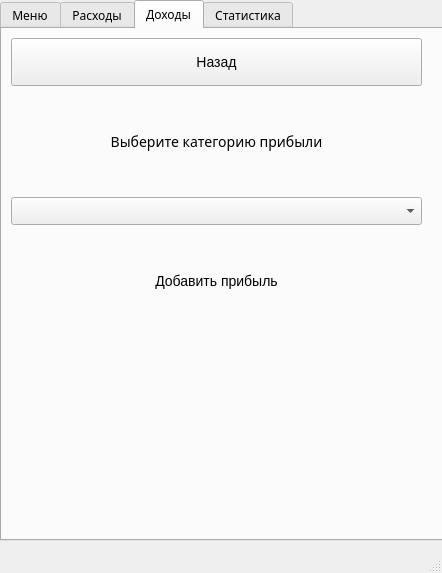
First picture: the form in mainwindow.ui, repository SIANotAlone/expanses, before the edit.
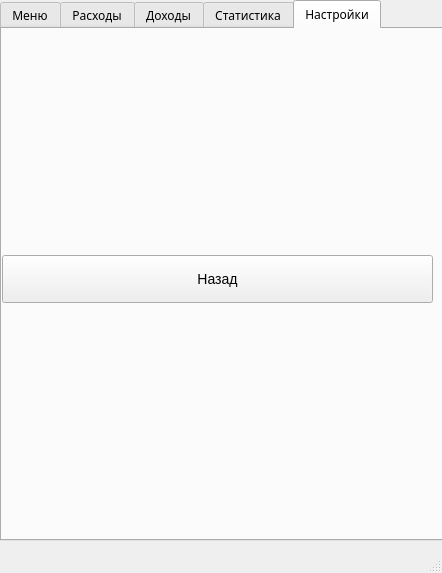
Second picture: the form after the edit. The open tabs and pages were chosen to show the change.

Commit message: find a bug with sort_by_time function

Patch:
```diff
--- a/mainwindow.ui
+++ b/mainwindow.ui
@@ -399,6 +399,34 @@
       </layout>
      </widget>
     </widget>
+    <widget class="QWidget" name="tab_5">
+     <attribute name="title">
+      <string>Настройки</string>
+     </attribute>
+     <widget class="QWidget" name="verticalLayoutWidget_5">
+      <property name="geometry">
+       <rect>
+        <x>0</x>
+        <y>0</y>
+        <width>431</width>
+        <height>501</height>
+       </rect>
+      </property>
+      <layout class="QVBoxLayout" name="verticalLayout_5">
+       <item>
+        <widget class="QPushButton" name="set_back">
+         <property name="styleSheet">
+          <string notr="true">background-color : &quot;red&quot;;
+font-size:14px;</string>
+         </property>
+         <property name="text">
+          <string>Назад</string>
+         </property>
+        </widget>
+       </item>
+      </layout>
+     </widget>
+    </widget>
    </widget>
   </widget>
   <widget class="QMenuBar" name="menubar">
```
Left out of the diff: 34 changed lines with no effect on the pictures. The commit also changes 2 other files.
